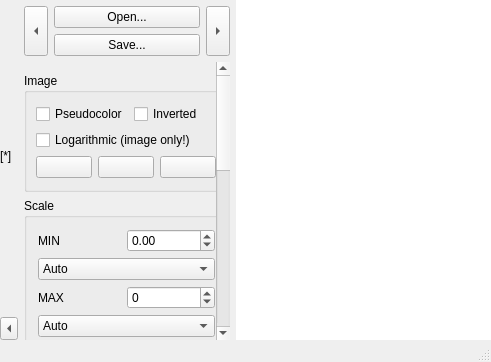
The window that mainwindow.ui (polyanskiy/easyFG) describes before a commit, drawn with Qt 5.
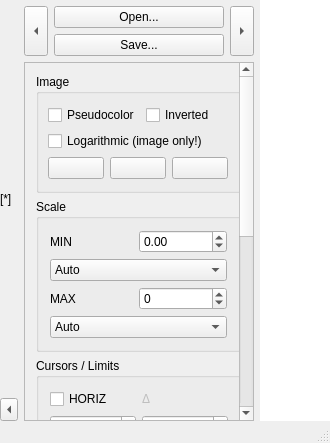
The same window after the commit. Icons and pictures are not drawn.

```diff
--- a/mainwindow.ui
+++ b/mainwindow.ui
@@ -6,8 +6,8 @@
    <rect>
     <x>0</x>
     <y>0</y>
-    <width>491</width>
-    <height>362</height>
+    <width>330</width>
+    <height>443</height>
    </rect>
   </property>
   <property name="sizePolicy">
@@ -40,103 +40,7 @@
     <property name="bottomMargin">
      <number>0</number>
     </property>
-    <item row="0" column="1">
-     <layout class="QGridLayout" name="gridLayout_5">
-      <property name="topMargin">
-       <number>6</number>
-      </property>
-      <item row="0" column="0" rowspan="2">
-       <widget class="QToolButton" name="backButton">
-        <property name="sizePolicy">
-         <sizepolicy hsizetype="Fixed" vsizetype="Minimum">
-          <horstretch>0</horstretch>
-          <verstretch>0</verstretch>
-         </sizepolicy>
-        </property>
-        <property name="toolTip">
-         <string notr="true">Previous frame (Left)</string>
-        </property>
-        <property name="text">
-         <string>&lt;</string>
-        </property>
-        <property name="arrowType">
-         <enum>Qt::LeftArrow</enum>
-        </property>
-       </widget>
-      </item>
-      <item row="0" column="1">
-       <widget class="QPushButton" name="openButton">
-        <property name="toolTip">
-         <string>Ctrl+O</string>
-        </property>
-        <property name="text">
-         <string>Open...</string>
-        </property>
-       </widget>
-      </item>
-      <item row="0" column="2" rowspan="2">
-       <widget class="QToolButton" name="forwardButton">
-        <property name="sizePolicy">
-         <sizepolicy hsizetype="Fixed" vsizetype="Minimum">
-          <horstretch>0</horstretch>
-          <verstretch>0</verstretch>
-         </sizepolicy>
-        </property>
-        <property name="toolTip">
-         <string notr="true">Next frame (Right)</string>
-        </property>
-        <property name="text">
-         <string>&gt;</string>
-        </property>
-        <property name="arrowType">
-         <enum>Qt::RightArrow</enum>
-        </property>
-       </widget>
-      </item>
-      <item row="1" column="1">
-       <widget class="QPushButton" name="saveButton">
-        <property name="toolTip">
-         <string notr="true">Ctrl+S</string>
-        </property>
-        <property name="text">
-         <string>Save...</string>
-        </property>
-       </widget>
-      </item>
-     </layout>
-    </item>
-    <item row="2" column="0">
-     <widget class="QToolButton" name="hideSidebarButton">
-      <property name="sizePolicy">
-       <sizepolicy hsizetype="Minimum" vsizetype="Fixed">
-        <horstretch>0</horstretch>
-        <verstretch>0</verstretch>
-       </sizepolicy>
-      </property>
-      <property name="minimumSize">
-       <size>
-        <width>18</width>
-        <height>0</height>
-       </size>
-      </property>
-      <property name="maximumSize">
-       <size>
-        <width>18</width>
-        <height>16777215</height>
-       </size>
-      </property>
-      <property name="toolTip">
-       <string>F10 (F11 for fullscreen)</string>
-      </property>
-      <property name="text">
-       <string/>
-      </property>
-      <property name="arrowType">
-       <enum>Qt::LeftArrow</enum>
-      </property>
-     </widget>
-    </item>
-    <item row="0" column="0" rowspan="2">
+    <item row="1" column="0" rowspan="2">
      <widget class="QLabel" name="scaleLabel">
       <property name="enabled">
        <bool>true</bool>
@@ -170,39 +74,20 @@
       </property>
      </widget>
     </item>
-    <item row="0" column="2" rowspan="3">
-     <widget class="QGraphicsView" name="graphicsView">
-      <property name="mouseTracking">
-       <bool>true</bool>
-      </property>
-      <property name="frameShape">
-       <enum>QFrame::NoFrame</enum>
-      </property>
-      <property name="sizeAdjustPolicy">
-       <enum>QAbstractScrollArea::AdjustToContents</enum>
-      </property>
-      <property name="interactive">
-       <bool>true</bool>
-      </property>
-      <property name="viewportUpdateMode">
-       <enum>QGraphicsView::FullViewportUpdate</enum>
-      </property>
-     </widget>
-    </item>
-    <item row="1" column="1" rowspan="2">
+    <item row="2" column="1" rowspan="2">
      <widget class="QScrollArea" name="Sidebar">
       <property name="sizePolicy">
-       <sizepolicy hsizetype="Preferred" vsizetype="Expanding">
+       <sizepolicy hsizetype="Minimum" vsizetype="Expanding">
         <horstretch>0</horstretch>
         <verstretch>0</verstretch>
        </sizepolicy>
       </property>
-      <property name="frameShape">
-       <enum>QFrame::NoFrame</enum>
-      </property>
       <property name="horizontalScrollBarPolicy">
        <enum>Qt::ScrollBarAlwaysOff</enum>
       </property>
+      <property name="sizeAdjustPolicy">
+       <enum>QAbstractScrollArea::AdjustToContents</enum>
+      </property>
       <property name="widgetResizable">
        <bool>true</bool>
       </property>
@@ -210,18 +95,12 @@
        <property name="geometry">
         <rect>
          <x>0</x>
-         <y>0</y>
-         <width>207</width>
-         <height>773</height>
+         <y>-479</y>
+         <width>212</width>
+         <height>695</height>
         </rect>
        </property>
-       <layout class="QGridLayout" name="gridLayout_6">
-        <property name="leftMargin">
-         <number>0</number>
-        </property>
-        <property name="rightMargin">
-         <number>0</number>
-        </property>
+       <layout class="QGridLayout" name="_2">
         <property name="bottomMargin">
          <number>0</number>
         </property>
@@ -802,7 +681,7 @@
           <property name="sizeHint" stdset="0">
            <size>
             <width>198</width>
-            <height>10</height>
+            <height>0</height>
            </size>
           </property>
          </spacer>
@@ -811,6 +690,134 @@
       </widget>
      </widget>
     </item>
+    <item row="1" column="1">
+     <layout class="QGridLayout" name="gridLayout_5">
+      <item row="0" column="0" rowspan="2">
+       <widget class="QToolButton" name="backButton">
+        <property name="sizePolicy">
+         <sizepolicy hsizetype="Fixed" vsizetype="Minimum">
+          <horstretch>0</horstretch>
+          <verstretch>0</verstretch>
+         </sizepolicy>
+        </property>
+        <property name="toolTip">
+         <string notr="true">Previous frame (Left)</string>
+        </property>
+        <property name="text">
+         <string>&lt;</string>
+        </property>
+        <property name="arrowType">
+         <enum>Qt::LeftArrow</enum>
+        </property>
+       </widget>
+      </item>
+      <item row="0" column="1">
+       <widget class="QPushButton" name="openButton">
+        <property name="toolTip">
+         <string>Ctrl+O</string>
+        </property>
+        <property name="text">
+         <string>Open...</string>
+        </property>
+       </widget>
+      </item>
+      <item row="0" column="2" rowspan="2">
+       <widget class="QToolButton" name="forwardButton">
+        <property name="sizePolicy">
+         <sizepolicy hsizetype="Fixed" vsizetype="Minimum">
+          <horstretch>0</horstretch>
+          <verstretch>0</verstretch>
+         </sizepolicy>
+        </property>
+        <property name="toolTip">
+         <string notr="true">Next frame (Right)</string>
+        </property>
+        <property name="text">
+         <string>&gt;</string>
+        </property>
+        <property name="arrowType">
+         <enum>Qt::RightArrow</enum>
+        </property>
+       </widget>
+      </item>
+      <item row="1" column="1">
+       <widget class="QPushButton" name="saveButton">
+        <property name="toolTip">
+         <string notr="true">Ctrl+S</string>
+        </property>
+        <property name="text">
+         <string>Save...</string>
+        </property>
+       </widget>
+      </item>
+     </layout>
+    </item>
+    <item row="3" column="0">
+     <widget class="QToolButton" name="hideSidebarButton">
+      <property name="sizePolicy">
+       <sizepolicy hsizetype="Minimum" vsizetype="Fixed">
+        <horstretch>0</horstretch>
+        <verstretch>0</verstretch>
+       </sizepolicy>
+      </property>
+      <property name="minimumSize">
+       <size>
+        <width>18</width>
+        <height>0</height>
+       </size>
+      </property>
+      <property name="maximumSize">
+       <size>
+        <width>18</width>
+        <height>16777215</height>
+       </size>
+      </property>
+      <property name="toolTip">
+       <string>F10 (F11 for fullscreen)</string>
+      </property>
+      <property name="text">
+       <string/>
+      </property>
+      <property name="arrowType">
+       <enum>Qt::LeftArrow</enum>
+      </property>
+     </widget>
+    </item>
+    <item row="0" column="0" colspan="2">
+     <spacer name="verticalSpacer_2">
+      <property name="orientation">
+       <enum>Qt::Vertical</enum>
+      </property>
+      <property name="sizeType">
+       <enum>QSizePolicy::Fixed</enum>
+      </property>
+      <property name="sizeHint" stdset="0">
+       <size>
+        <width>20</width>
+        <height>0</height>
+       </size>
+      </property>
+     </spacer>
+    </item>
+    <item row="0" column="2" rowspan="4">
+     <widget class="QGraphicsView" name="graphicsView">
+      <property name="mouseTracking">
+       <bool>true</bool>
+      </property>
+      <property name="frameShape">
+       <enum>QFrame::NoFrame</enum>
+      </property>
+      <property name="sizeAdjustPolicy">
+       <enum>QAbstractScrollArea::AdjustToContents</enum>
+      </property>
+      <property name="interactive">
+       <bool>true</bool>
+      </property>
+      <property name="viewportUpdateMode">
+       <enum>QGraphicsView::FullViewportUpdate</enum>
+      </property>
+     </widget>
+    </item>
    </layout>
   </widget>
   <widget class="QStatusBar" name="myStatusBar"/>
```
Left out of the diff: 15 changed lines with no effect on the pictures.
